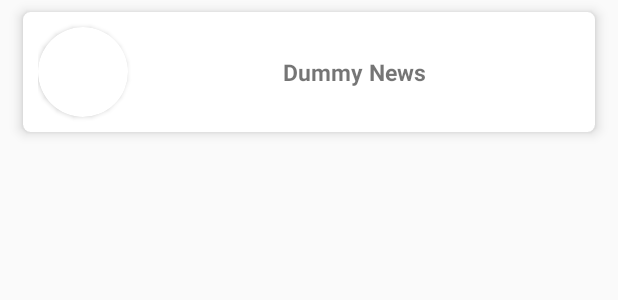
After one commit to AnupamPrakash/SmartIndiaHackathon2020, an Android app: the layout newscard.xml on its own in the app's theme, with its tools: preview values and no code run, on a phone screen of 412 x 824 dp. The commit adds this screen. Shown: the top 300 px of the screen. Run offline under Robolectric (Android 15) with nearby library versions, the phone set to English and light mode, and no system bars; network calls fail.

Commit message:
Implemented Recycler View and succesfully listing incoming news.

```diff
--- a/app/build.gradle
+++ b/app/build.gradle
@@ -29,6 +29,8 @@ dependencies {
     implementation 'com.android.volley:volley:1.1.1'
     implementation 'com.google.code.gson:gson:2.8.6'
     implementation 'com.google.firebase:firebase-database:19.2.0'
+    implementation 'com.github.bumptech.glide:glide:4.11.0'
+    annotationProcessor 'com.github.bumptech.glide:compiler:4.11.0'
     implementation 'com.google.firebase:firebase-analytics:17.2.2'
     implementation 'androidx.constraintlayout:constraintlayout:1.1.3'
     testImplementation 'junit:junit:4.12'
--- /dev/null
+++ b/app/src/main/res/drawable/ic_refresh_black_24dp.xml
@@ -0,0 +1,5 @@
+<vector android:height="24dp" android:tint="#FFFFFF"
+    android:viewportHeight="24.0" android:viewportWidth="24.0"
+    android:width="24dp" xmlns:android="http://schemas.android.com/apk/res/android">
+    <path android:fillColor="#FF000000" android:pathData="M17.65,6.35C16.2,4.9 14.21,4 12,4c-4.42,0 -7.99,3.58 -7.99,8s3.57,8 7.99,8c3.73,0 6.84,-2.55 7.73,-6h-2.08c-0.82,2.33 -3.04,4 -5.65,4 -3.31,0 -6,-2.69 -6,-6s2.69,-6 6,-6c1.66,0 3.14,0.69 4.22,1.78L13,11h7V4l-2.35,2.35z"/>
+</vector>
--- /dev/null
+++ b/app/src/main/res/layout/newscard.xml
@@ -0,0 +1,39 @@
+<?xml version="1.0" encoding="utf-8"?>
+<androidx.cardview.widget.CardView xmlns:android="http://schemas.android.com/apk/res/android"
+    xmlns:app="http://schemas.android.com/apk/res-auto"
+    android:orientation="vertical"
+    android:layout_width="match_parent"
+    app:cardCornerRadius="5dp"
+    android:layout_marginHorizontal="15dp"
+    android:layout_marginVertical="8dp"
+    android:layout_height="80dp"
+    app:cardElevation="5dp">
+    <LinearLayout
+        android:layout_width="match_parent"
+        android:layout_height="match_parent"
+        android:gravity="center_vertical"
+        android:orientation="horizontal"
+        android:paddingHorizontal="10dp">
+        <androidx.cardview.widget.CardView
+            android:layout_width="60dp"
+            android:layout_height="60dp"
+            app:cardCornerRadius="30dp">
+            <ImageView
+                android:layout_width="match_parent"
+                android:layout_height="match_parent"
+                android:scaleType="fitXY"
+                android:id="@+id/newsDp"/>
+        </androidx.cardview.widget.CardView>
+        <TextView
+            android:layout_width="match_parent"
+            android:layout_height="match_parent"
+            android:gravity="center"
+            android:layout_margin="5dp"
+            android:textSize="15sp"
+            android:id="@+id/newstitle"
+            android:singleLine="true"
+            android:textStyle="bold"
+            android:text="Dummy News"/>
+    </LinearLayout>
+
+</androidx.cardview.widget.CardView>
```
Also changed, not shown: app/src/main/java/com/example/newseye/HomeFragment.java (+15 -3 lines), app/src/main/java/com/example/newseye/NewsListAdapter.java (added, +68 -0 lines), app/src/main/res/layout/fragment_home.xml (+15 -7 lines).
